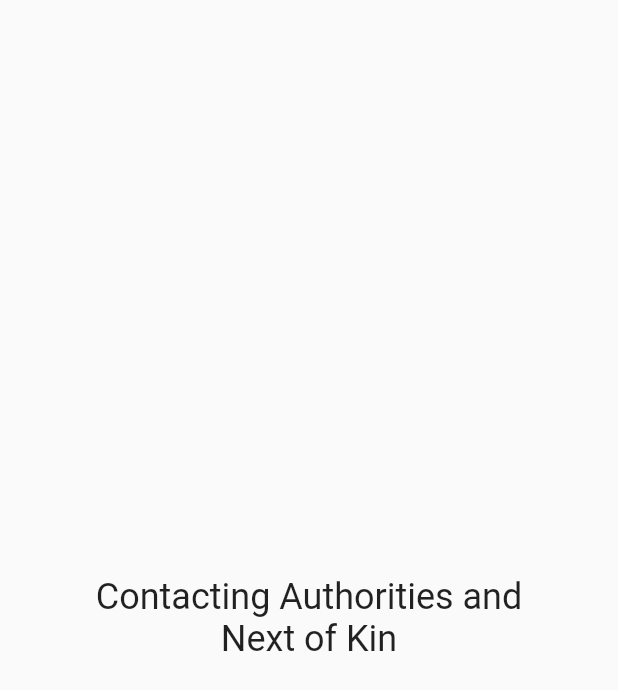
After one commit to zS1L3NT/dart-flutter-aendant, a Flutter app: the ContactingScreen screen opened directly, on a phone screen of 412 x 824 dp. The commit adds this screen. Shown: the top 690 px of the screen. Run offline on Flutter 3.47's test engine with Material 2 defaults, Android fonts, the phone set to English and light mode, and no system bars; missing offline and left inert: shake.

Commit message:
✨ add contacting screen

```diff
--- a/lib/features/owner/owner.dart
+++ b/lib/features/owner/owner.dart
@@ -1 +1,2 @@
+export 'screens/contacting_screen.dart';
 export 'screens/timer_screen.dart';
--- /dev/null
+++ b/lib/features/owner/screens/contacting_screen.dart
@@ -0,0 +1,20 @@
+import 'package:flutter/material.dart';
+
+class ContactingScreen extends StatelessWidget {
+  const ContactingScreen({Key? key}) : super(key: key);
+
+  @override
+  Widget build(BuildContext context) {
+    return const Scaffold(
+      body: Center(
+        child: Text(
+          "Contacting Authorities and\nNext of Kin",
+          textAlign: TextAlign.center,
+          style: TextStyle(
+            fontSize: 24,
+          ),
+        ),
+      ),
+    );
+  }
+}
--- a/lib/features/owner/screens/timer_screen.dart
+++ b/lib/features/owner/screens/timer_screen.dart
@@ -1,3 +1,4 @@
+import 'package:aendant/features/owner/owner.dart';
 import 'package:flutter/material.dart';
 
 class TimerScreen extends StatefulWidget {
@@ -25,7 +26,11 @@ class _TimerScreenState extends State<TimerScreen> {
         time--;
       });
       Future.delayed(const Duration(seconds: 1), decrement);
-    } else {}
+    } else {
+      Navigator.of(context).pushReplacement(
+        MaterialPageRoute(builder: (_) => const ContactingScreen()),
+      );
+    }
   }
 
   @override
```
